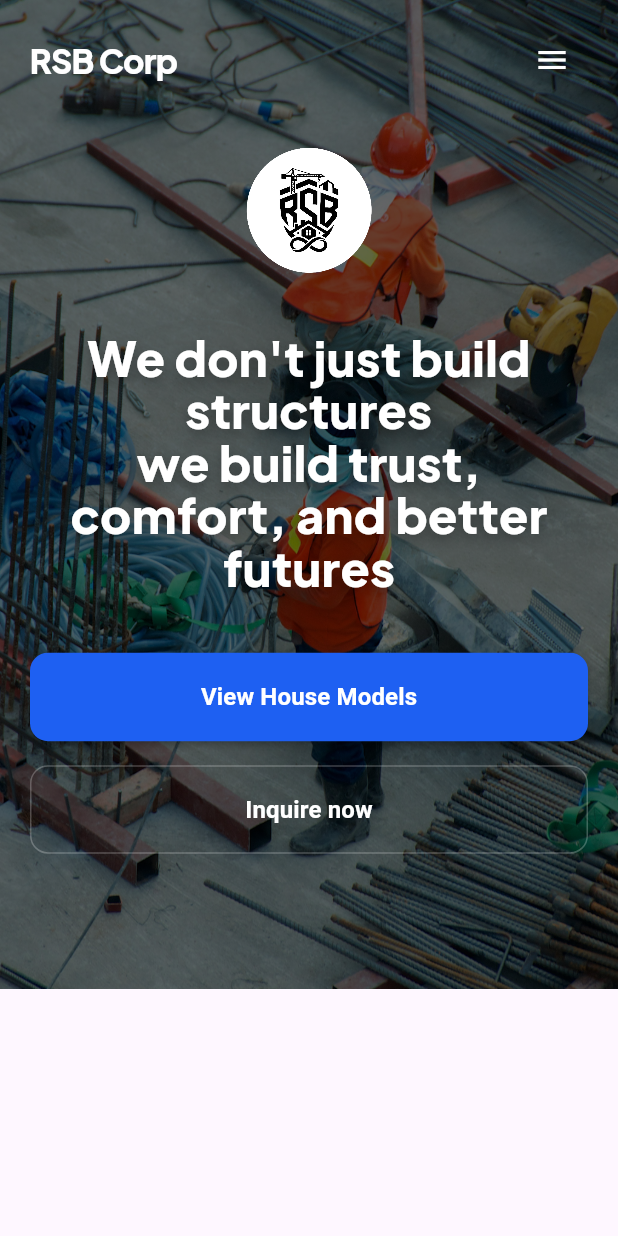
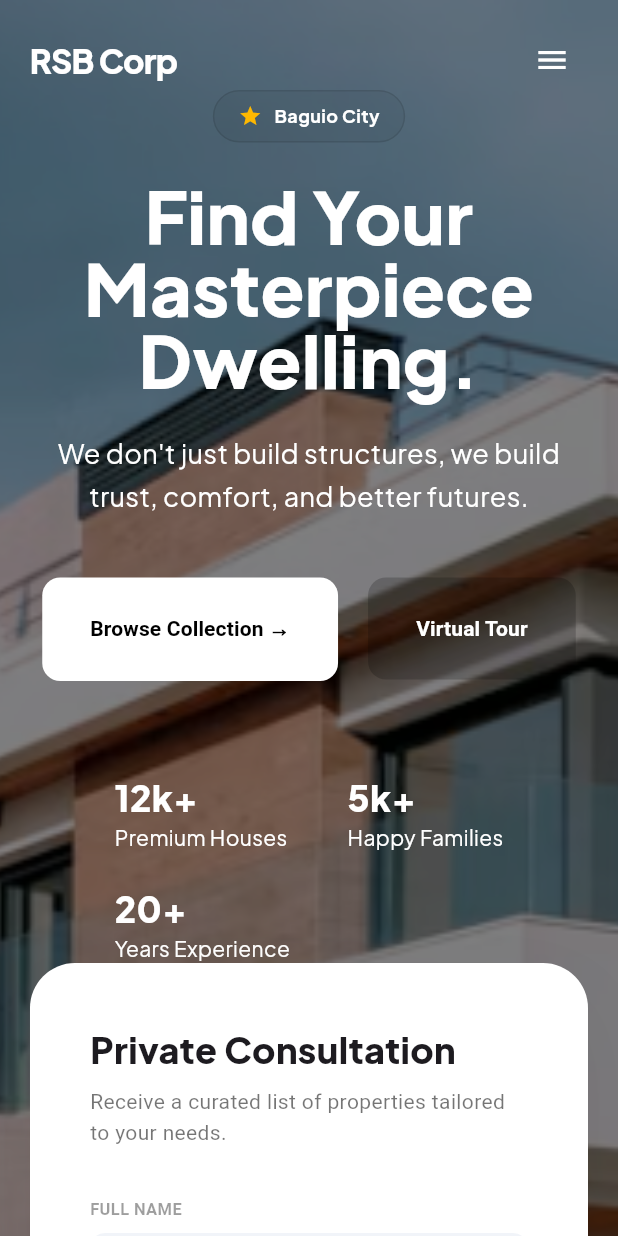
Before and after one commit to MrRajiii/rsb-corp, a Flutter app: the screen it shows after launch, on a phone screen of 412 x 824 dp. Run offline on Flutter 3.47's test engine with Material 3 defaults, Android fonts, the phone set to English and light mode, and no system bars; our stand-ins replace google_fonts, stacked, stacked_services, stacked_shared; network calls fail.

Commit message:
Complete Version 2: Luxury Hero Section with Consultation Card

```diff
--- a/lib/ui/views/home/widgets/hero_section.dart
+++ b/lib/ui/views/home/widgets/hero_section.dart
@@ -9,125 +9,250 @@ class HeroSection extends ViewModelWidget<HomeViewModel> {
 
   @override
   Widget build(BuildContext context, HomeViewModel viewModel) {
-    // 1. Use MediaQuery to get dynamic dimensions
     double width = MediaQuery.of(context).size.width;
-    double screenHeight = MediaQuery.of(context).size.height;
-
-    // 2. Set breakpoints
-    bool isMobile = width < 600;
-    bool isTablet = width >= 600 && width < 1024;
+    bool isMobile = width < 1024;
 
     return Container(
-      // Use minHeight to ensure it covers the screen but can grow if needed
-      constraints: BoxConstraints(minHeight: screenHeight * 0.8),
       width: width,
       decoration: BoxDecoration(
-        color: apexDark,
+        // Modern slate-to-light gradient background
         image: DecorationImage(
-          image: const AssetImage('assets/images/hero_bg.jpg'),
+          image: const AssetImage('assets/images/hero_bg.png'),
           fit: BoxFit.cover,
           colorFilter: ColorFilter.mode(
-            Colors.black.withOpacity(0.6),
+            Colors.black.withOpacity(0.5),
             BlendMode.darken,
           ),
         ),
       ),
-      child: Padding(
-        // Add horizontal padding so text doesn't touch screen edges on mobile
-        padding:
-            EdgeInsets.symmetric(horizontal: isMobile ? 20 : 40, vertical: 60),
+      padding: EdgeInsets.symmetric(
+        horizontal: isMobile ? 20 : width * 0.08,
+        vertical: isMobile ? 60 : 100,
+      ),
+      child: Flex(
+        direction: isMobile ? Axis.vertical : Axis.horizontal,
+        crossAxisAlignment: CrossAxisAlignment.center,
+        children: [
+          // Left Side: Bold Typography
+          Expanded(
+            flex: isMobile ? 0 : 6,
             child: Column(
-          mainAxisAlignment: MainAxisAlignment.center,
+              crossAxisAlignment: isMobile
+                  ? CrossAxisAlignment.center
+                  : CrossAxisAlignment.start,
               children: [
-            // Responsive Logo Height
-            Image.asset(
-              'assets/images/company_logo.png',
-              height: isMobile ? 100 : 180,
-              filterQuality: FilterQuality.high,
+                _buildBadge(),
+                const SizedBox(height: 24),
+                Text(
+                  "Find Your\nMasterpiece\nDwelling.",
+                  textAlign: isMobile ? TextAlign.center : TextAlign.left,
+                  style: GoogleFonts.plusJakartaSans(
+                    fontSize: isMobile ? 48 : 84,
+                    fontWeight: FontWeight.w800,
+                    height: 1.0,
+                    color: const Color.fromARGB(255, 255, 255, 255),
                   ),
-            const SizedBox(height: 30),
-
-            // Responsive Typography
+                ),
+                const SizedBox(height: 24),
                 Text(
-              "We don't just build structures\nwe build trust, comfort, and better futures",
-              textAlign: TextAlign.center,
+                  "We don't just build structures, we build trust, comfort, and better futures.",
+                  textAlign: isMobile ? TextAlign.center : TextAlign.left,
                   style: GoogleFonts.plusJakartaSans(
-                color: Colors.white,
-                // Font size scales based on screen width
-                fontSize: isMobile ? 32 : (isTablet ? 48 : 72),
-                fontWeight: FontWeight.w800,
-                height: 1.1,
-                shadows: [
-                  Shadow(
-                    color: Colors.black.withOpacity(0.3),
-                    offset: const Offset(0, 4),
-                    blurRadius: 10,
+                    fontSize: 18,
+                    color: const Color.fromARGB(255, 255, 255, 255),
+                    height: 1.6,
                   ),
+                ),
+                const SizedBox(height: 40),
+                _buildHeroButtons(viewModel, isMobile),
+                const SizedBox(height: 60),
+                _buildStats(isMobile),
               ],
             ),
           ),
-            const SizedBox(height: 40),
 
-            // 3. Use Wrap instead of Row for buttons
-            // This automatically stacks them when the screen is too narrow
-            Wrap(
-              alignment: WrapAlignment.center,
-              spacing: 20, // Horizontal space between buttons
-              runSpacing: 16, // Vertical space when stacked
-              children: [
-                _heroButton(
-                  "View House Models",
-                  apexBlue,
-                  () => viewModel.scrollToSection(viewModel.modelsKey),
-                  isMobile: isMobile,
-                ),
-                _heroButton(
-                  "Inquire now",
-                  Colors.transparent,
-                  () => viewModel.scrollToSection(viewModel.contactKey),
-                  isOutline: true,
-                  isMobile: isMobile,
+          if (!isMobile) const Spacer(flex: 1),
+
+          // Right Side: Floating Consultation Card
+          Expanded(
+            flex: isMobile ? 0 : 4,
+            child: _ConsultationCard(viewModel: viewModel),
           ),
         ],
-            ),
-          ],
-        ),
       ),
     );
   }
 
-  Widget _heroButton(
-    String text,
-    Color color,
-    VoidCallback onPressed, {
-    bool isOutline = false,
-    required bool isMobile,
-  }) {
-    return SizedBox(
-      // On mobile, make buttons full width or a fixed large size
-      width: isMobile ? double.infinity : null,
-      child: ElevatedButton(
-        onPressed: onPressed,
-        style: ElevatedButton.styleFrom(
-          backgroundColor: color,
-          foregroundColor: Colors.white,
-          side: isOutline
-              ? const BorderSide(color: Colors.white24)
-              : BorderSide.none,
-          // Adjust padding for mobile
-          padding: EdgeInsets.symmetric(
-            horizontal: 32,
-            vertical: isMobile ? 18 : 24,
+  Widget _buildBadge() {
+    return Container(
+      padding: const EdgeInsets.symmetric(horizontal: 16, vertical: 8),
+      decoration: BoxDecoration(
+        color: Colors.black.withOpacity(0.05),
+        borderRadius: BorderRadius.circular(20),
+        border: Border.all(color: Colors.black.withOpacity(0.1)),
       ),
-          shape:
-              RoundedRectangleBorder(borderRadius: BorderRadius.circular(12)),
-          elevation: isOutline ? 0 : 2,
+      child: Row(
+        mainAxisSize: MainAxisSize.min,
+        children: [
+          const Icon(Icons.star, color: Color(0xFFFFB800), size: 16),
+          const SizedBox(width: 8),
+          Text(
+            "Baguio City",
+            style: GoogleFonts.plusJakartaSans(
+              fontSize: 12,
+              fontWeight: FontWeight.bold,
+              color: const Color.fromARGB(255, 255, 255, 255),
             ),
-        child: Text(
-          text,
-          style: const TextStyle(fontWeight: FontWeight.bold, fontSize: 16),
           ),
+        ],
       ),
     );
   }
+
+  Widget _buildHeroButtons(HomeViewModel viewModel, bool isMobile) {
+    return Wrap(
+      spacing: 20,
+      runSpacing: 16,
+      children: [
+        ElevatedButton(
+          onPressed: () {},
+          style: ElevatedButton.styleFrom(
+            backgroundColor: Colors.white,
+            foregroundColor: Colors.black,
+            padding: const EdgeInsets.symmetric(horizontal: 32, vertical: 24),
+            shape:
+                RoundedRectangleBorder(borderRadius: BorderRadius.circular(12)),
+            elevation: 0,
+          ),
+          child: const Text("Browse Collection →",
+              style: TextStyle(fontWeight: FontWeight.bold)),
+        ),
+        TextButton(
+          onPressed: () {},
+          style: TextButton.styleFrom(
+            foregroundColor: const Color.fromARGB(136, 0, 0, 0),
+            padding: const EdgeInsets.symmetric(horizontal: 32, vertical: 24),
+            backgroundColor:
+                const Color.fromARGB(255, 0, 0, 0).withOpacity(0.2),
+            shape:
+                RoundedRectangleBorder(borderRadius: BorderRadius.circular(12)),
+          ),
+          child: const Text("Virtual Tour",
+              style:
+                  TextStyle(fontWeight: FontWeight.bold, color: Colors.white)),
+        ),
+      ],
+    );
   }
+
+  Widget _buildStats(bool isMobile) {
+    return Wrap(
+      spacing: 40,
+      runSpacing: 20,
+      children: [
+        _statItem("12k+", "Premium Houses"),
+        _statItem("5k+", "Happy Families"),
+        _statItem("20+", "Years Experience"),
+      ],
+    );
+  }
+
+  Widget _statItem(String value, String label) {
+    return Column(
+      crossAxisAlignment: CrossAxisAlignment.start,
+      children: [
+        Text(value,
+            style: GoogleFonts.plusJakartaSans(
+                fontSize: 24,
+                fontWeight: FontWeight.w800,
+                color: Colors.white)),
+        Text(label,
+            style: GoogleFonts.plusJakartaSans(
+                fontSize: 14, color: const Color.fromARGB(255, 255, 255, 255))),
+      ],
+    );
+  }
+}
+
+class _ConsultationCard extends StatelessWidget {
+  final HomeViewModel viewModel;
+  const _ConsultationCard({required this.viewModel});
+
+  @override
+  Widget build(BuildContext context) {
+    return Container(
+      padding: const EdgeInsets.all(40),
+      decoration: BoxDecoration(
+        color: Colors.white,
+        borderRadius: BorderRadius.circular(30),
+        boxShadow: [
+          BoxShadow(
+            color: Colors.black.withOpacity(0.05),
+            blurRadius: 50,
+            offset: const Offset(0, 20),
+          )
+        ],
+      ),
+      child: Column(
+        crossAxisAlignment: CrossAxisAlignment.start,
+        children: [
+          Text("Private Consultation",
+              style: GoogleFonts.plusJakartaSans(
+                  fontSize: 24, fontWeight: FontWeight.w800)),
+          const SizedBox(height: 8),
+          const Text(
+              "Receive a curated list of properties tailored to your needs.",
+              style: TextStyle(color: Colors.black54, height: 1.5)),
+          const SizedBox(height: 32),
+          _inputLabel("FULL NAME"),
+          _textField("e.g., John Doe", Icons.person_outline),
+          const SizedBox(height: 20),
+          _inputLabel("EMAIL ADDRESS"),
+          _textField("e.g., john@example.com", Icons.mail_outline),
+          const SizedBox(height: 32),
+          SizedBox(
+            width: double.infinity,
+            height: 60,
+            child: ElevatedButton(
+              onPressed: () {},
+              style: ElevatedButton.styleFrom(
+                backgroundColor: apexBlue,
+                shape: RoundedRectangleBorder(
+                    borderRadius: BorderRadius.circular(12)),
+              ),
+              child: const Text("Inquire now",
+                  style: TextStyle(
+                      color: Colors.white, fontWeight: FontWeight.bold)),
+            ),
+          ),
+          const SizedBox(height: 16),
+          const Center(
+            child: Text("No spam. 100% Privacy Guaranteed.",
+                style: TextStyle(fontSize: 12, color: Colors.black26)),
+          ),
+        ],
+      ),
+    );
+  }
+
+  Widget _inputLabel(String label) => Padding(
+        padding: const EdgeInsets.only(bottom: 8),
+        child: Text(label,
+            style: const TextStyle(
+                fontSize: 11,
+                fontWeight: FontWeight.bold,
+                color: Colors.black38)),
+      );
+
+  Widget _textField(String hint, IconData icon) => TextField(
+        decoration: InputDecoration(
+          hintText: hint,
+          prefixIcon: Icon(icon, size: 20),
+          filled: true,
+          fillColor: const Color(0xFFF1F4F9),
+          border: OutlineInputBorder(
+              borderRadius: BorderRadius.circular(10),
+              borderSide: BorderSide.none),
+        ),
+      );
+}
--- a/lib/ui/views/home/widgets/home_app_bar.dart
+++ b/lib/ui/views/home/widgets/home_app_bar.dart
@@ -30,7 +30,8 @@ class HomeAppBar extends StatelessWidget implements PreferredSizeWidget {
           mainAxisAlignment: MainAxisAlignment.spaceBetween,
           children: [
             // Branding / Logo
-            InkWell(
+            Expanded(
+              child: InkWell(
                 onTap: () => viewModel.scrollController.animateTo(0,
                     duration: const Duration(seconds: 1),
                     curve: Curves.easeInOut),
@@ -41,6 +42,7 @@ class HomeAppBar extends StatelessWidget implements PreferredSizeWidget {
                     fontSize: 22,
                     fontWeight: FontWeight.w800,
                     letterSpacing: -0.5,
+                  ),
                 ),
               ),
             ),
--- a/pubspec.yaml
+++ b/pubspec.yaml
@@ -28,7 +28,7 @@ flutter:
   assets:
     - assets/images/bungalow/
     - assets/images/2storey/
-    - assets/images/hero_bg.jpg
+    - assets/images/hero_bg.png
     - assets/images/company_logo.png
     - assets/images/bungalow_main.jpg
     - assets/images/2storey_main.jpg
```
Also changed, not shown: assets/images/hero_bg.jpg (deleted), assets/images/hero_bg.png (added). Lines whose indentation alone changed are shown as unchanged.
